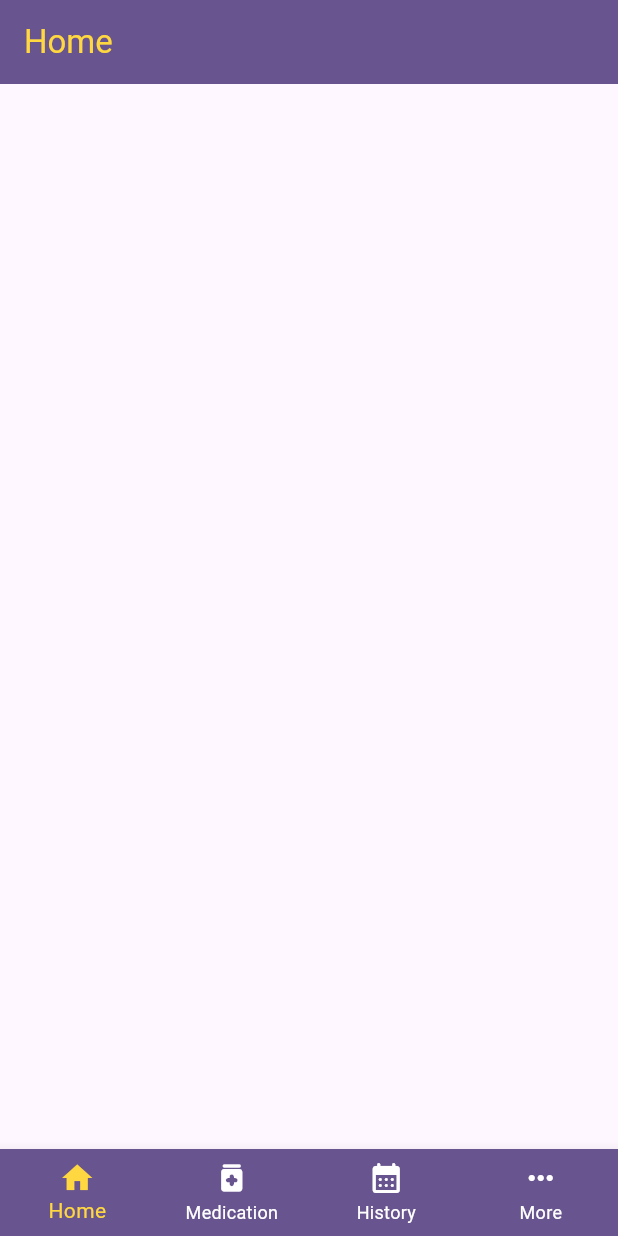
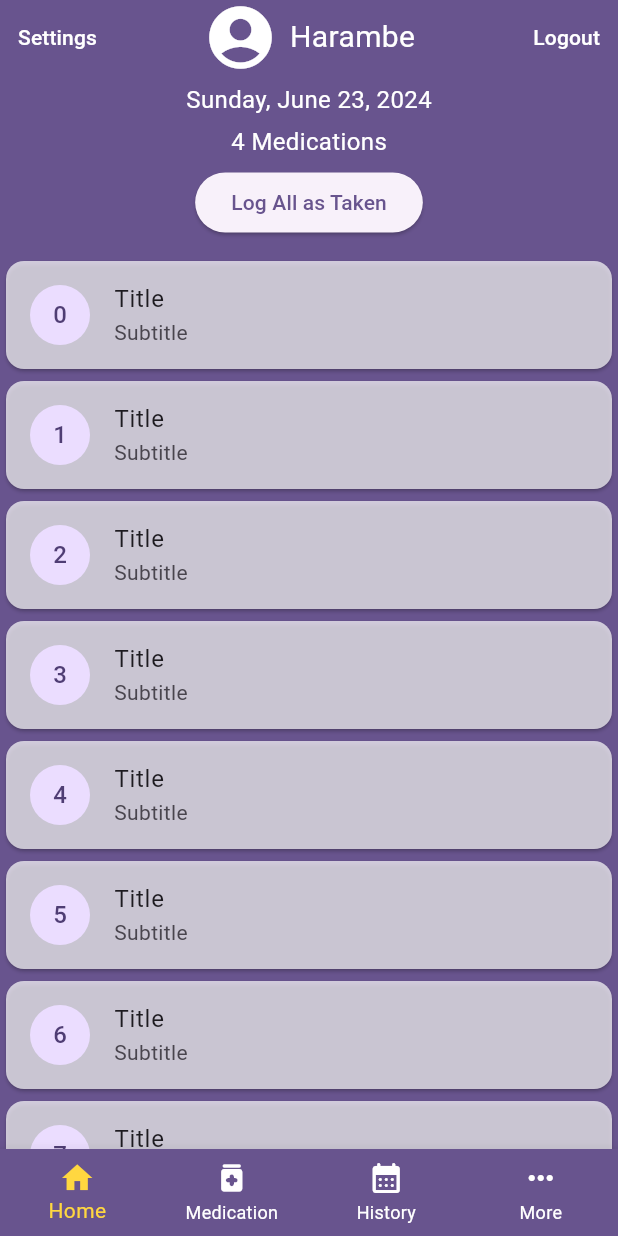
Before and after one commit to Devanand-Sharma/medication-dispenser, a Flutter app: the screen it shows after launch, on a phone screen of 412 x 824 dp. Run offline on Flutter 3.47's test engine with Material 3 defaults, Android fonts, the light colour scheme and no system bars; our stand-ins replace rxdart.

Commit message:
Created Home App Bar Sliver
Signed-off-by: Keeshigan Pirabaharan <kpirabaharan3@gmail.com>

```diff
--- /dev/null
+++ b/custom_packages/draggable_home-1.0.5/analysis_options.yaml
@@ -0,0 +1,3 @@
+include: package:flutter_lints/flutter.yaml
+# Additional information about this file can be found at
+# https://dart.dev/guides/language/analysis-options
--- /dev/null
+++ b/custom_packages/draggable_home-1.0.5/example/analysis_options.yaml
@@ -0,0 +1,3 @@
+include: package:flutter_lints/flutter.yaml
+# Additional information about this file can be found at
+# https://dart.dev/guides/language/analysis-options
--- /dev/null
+++ b/custom_packages/draggable_home-1.0.5/lib/draggable_home.dart
@@ -0,0 +1,340 @@
+library draggable_home;
+
+import 'package:flutter/material.dart';
+import 'package:rxdart/rxdart.dart';
+
+class DraggableHome extends StatefulWidget {
+  @override
+  _DraggableHomeState createState() => _DraggableHomeState();
+
+  /// Leading: A widget to display before the toolbar's title.
+  final Widget? leading;
+
+  /// Leading Width: The width of the leading widget. The default value is 56.0.
+  final double leadingWidth;
+
+  /// Title: A Widget to display title in AppBar
+  final Widget title;
+
+  /// Center Title: Allows toggling of title from the center. By default title is in the center.
+  final bool centerTitle;
+
+  /// Action: A list of Widgets to display in a row after the title widget.
+  final List<Widget>? actions;
+
+  /// Always Show Leading And Action : This make Leading and Action always visible. Default value is false.
+  final bool alwaysShowLeadingAndAction;
+
+  /// Always Show Title : This make Title always visible. Default value is false.
+  final bool alwaysShowTitle;
+
+  /// Drawer: Drawers are typically used with the Scaffold.drawer property.
+  final Widget? drawer;
+
+  /// Header Expanded Height : Height of the header widget.
+  final double expandedHeight;
+
+  /// Header Widget: A widget to display Header above body.
+  final Widget headerWidget;
+
+  /// headerBottomBar: AppBar or toolBar like widget just above the body.
+
+  final Widget? headerBottomBar;
+
+  /// backgroundColor: The color of the Material widget that underlies the entire DraggableHome body.
+  final Color? backgroundColor;
+
+  /// appBarColor: The color of the scaffold app bar.
+  final Color? appBarColor;
+
+  /// curvedBodyRadius: Creates a border top left and top right radius of body, Default radius of the body is 20.0. For no radius simply set value to 0.
+  final double curvedBodyRadius;
+
+  /// body: A widget to Body
+  final List<Widget> body;
+
+  /// fullyStretchable: Allows toggling of fully expand draggability of the DraggableHome. Set this to true to allow the user to fully expand the header.
+  final bool fullyStretchable;
+
+  /// stretchTriggerOffset: The offset of overscroll required to fully expand the header.
+  final double stretchTriggerOffset;
+
+  /// expandedBody: A widget to display when fully expanded as header or expandedBody above body.
+  final Widget? expandedBody;
+
+  /// stretchMaxHeight: Height of the expandedBody widget. The height is a double between 0.0 and 0.95. The default value of height is 0.9 and should be greater than headerExpandedHeight
+  final double stretchMaxHeight;
+
+  /// floatingActionButton: An object that defines a position for the FloatingActionButton based on the Scaffold's ScaffoldPrelayoutGeometry.
+  final Widget? floatingActionButton;
+
+  /// bottomSheet: A persistent bottom sheet shows information that supplements the primary content of the app. A persistent bottom sheet remains visible even when the user interacts with other parts of the app.
+  final Widget? bottomSheet;
+
+  /// bottomNavigationBarHeight: This is requires when using custom height to adjust body height. This make no effect on bottomNavigationBar.
+  final double? bottomNavigationBarHeight;
+
+  /// bottomNavigationBar: Snack bars slide from underneath the bottom navigation bar while bottom sheets are stacked on top.
+  final Widget? bottomNavigationBar;
+
+  /// floatingActionButtonLocation: An object that defines a position for the FloatingActionButton based on the Scaffold's ScaffoldPrelayoutGeometry.
+  final FloatingActionButtonLocation? floatingActionButtonLocation;
+
+  /// floatingActionButtonAnimator: Provider of animations to move the FloatingActionButton between FloatingActionButtonLocations.
+  final FloatingActionButtonAnimator? floatingActionButtonAnimator;
+
+  /// physics: How the scroll view should respond to user input. For example, determines how the scroll view continues to animate after the user stops dragging the scroll view.
+  final ScrollPhysics? physics;
+
+  /// scrollController: An object that can be used to control the position to which this scroll view is scrolled.
+  final ScrollController? scrollController;
+
+  /// This will create DraggableHome.
+  const DraggableHome({
+    Key? key,
+    this.leading,
+    this.leadingWidth = 56.0,
+    required this.title,
+    this.centerTitle = true,
+    this.actions,
+    this.alwaysShowLeadingAndAction = false,
+    this.alwaysShowTitle = false,
+    this.expandedHeight = 100,
+    required this.headerWidget,
+    this.headerBottomBar,
+    this.backgroundColor,
+    this.appBarColor,
+    this.curvedBodyRadius = 20,
+    required this.body,
+    this.drawer,
+    this.fullyStretchable = false,
+    this.stretchTriggerOffset = 200,
+    this.expandedBody,
+    this.stretchMaxHeight = 0.9,
+    this.bottomSheet,
+    this.bottomNavigationBarHeight = kBottomNavigationBarHeight,
+    this.bottomNavigationBar,
+    this.floatingActionButton,
+    this.floatingActionButtonLocation,
+    this.floatingActionButtonAnimator,
+    this.physics,
+    this.scrollController,
+  }) : super(key: key);
+}
+
+class _DraggableHomeState extends State<DraggableHome> {
+  final BehaviorSubject<bool> isFullyExpanded =
+      BehaviorSubject<bool>.seeded(false);
+  final BehaviorSubject<bool> isFullyCollapsed =
+      BehaviorSubject<bool>.seeded(false);
+
+  @override
+  void dispose() {
+    isFullyExpanded.close();
+    isFullyCollapsed.close();
+    super.dispose();
+  }
+
+  @override
+  Widget build(BuildContext context) {
+    final double appBarHeight =
+        AppBar().preferredSize.height + widget.curvedBodyRadius;
+
+    final double topPadding = MediaQuery.of(context).padding.top;
+
+    final double expandedHeight = widget.expandedHeight;
+
+    return Scaffold(
+      backgroundColor:
+          widget.backgroundColor ?? Theme.of(context).scaffoldBackgroundColor,
+      drawer: widget.drawer,
+      body: NotificationListener<ScrollNotification>(
+        onNotification: (notification) {
+          if (notification.metrics.axis == Axis.vertical) {
+            // isFullyCollapsed
+            if ((isFullyExpanded.value) &&
+                notification.metrics.extentBefore > 100) {
+              isFullyExpanded.add(false);
+            }
+            //isFullyCollapsed
+            if (notification.metrics.extentBefore >
+                expandedHeight - AppBar().preferredSize.height - 40) {
+              if (!(isFullyCollapsed.value)) isFullyCollapsed.add(true);
+            } else {
+              if ((isFullyCollapsed.value)) isFullyCollapsed.add(false);
+            }
+          }
+          return false;
+        },
+        child: sliver(context, appBarHeight, MediaQuery.of(context).size.height,
+            expandedHeight, topPadding),
+      ),
+      bottomSheet: widget.bottomSheet,
+      bottomNavigationBar: widget.bottomNavigationBar,
+      floatingActionButton: widget.floatingActionButton,
+      floatingActionButtonLocation: widget.floatingActionButtonLocation,
+      floatingActionButtonAnimator: widget.floatingActionButtonAnimator,
+    );
+  }
+
+  CustomScrollView sliver(
+    BuildContext context,
+    double appBarHeight,
+    double fullyExpandedHeight,
+    double expandedHeight,
+    double topPadding,
+  ) {
+    return CustomScrollView(
+      physics: widget.physics ?? const BouncingScrollPhysics(),
+      controller: widget.scrollController,
+      slivers: [
+        StreamBuilder<List<bool>>(
+          stream: CombineLatestStream.list<bool>([
+            isFullyCollapsed.stream,
+            isFullyExpanded.stream,
+          ]),
+          builder: (BuildContext context, AsyncSnapshot<List<bool>> snapshot) {
+            final List<bool> streams = (snapshot.data ?? [false, false]);
+            final bool fullyCollapsed = streams[0];
+            final bool fullyExpanded = streams[1];
+
+            return SliverAppBar(
+              backgroundColor:
+                  !fullyCollapsed ? widget.backgroundColor : widget.appBarColor,
+              leading: widget.alwaysShowLeadingAndAction
+                  ? widget.leading
+                  : !fullyCollapsed
+                      ? const SizedBox()
+                      : widget.leading,
+              actions: widget.alwaysShowLeadingAndAction
+                  ? widget.actions
+                  : !fullyCollapsed
+                      ? []
+                      : widget.actions,
+              elevation: 0,
+              leadingWidth: widget.leadingWidth,
+              pinned: true,
+              stretch: true,
+              centerTitle: widget.centerTitle,
+              title: widget.alwaysShowTitle
+                  ? widget.title
+                  : AnimatedOpacity(
+                      opacity: fullyCollapsed ? 1 : 0,
+                      duration: const Duration(milliseconds: 100),
+                      child: widget.title,
+                    ),
+              collapsedHeight: appBarHeight,
+              expandedHeight:
+                  fullyExpanded ? fullyExpandedHeight : expandedHeight,
+              flexibleSpace: Stack(
+                children: [
+                  FlexibleSpaceBar(
+                    background: Container(
+                      margin: const EdgeInsets.only(bottom: 0.2),
+                      child: fullyExpanded
+                          ? (widget.expandedBody ?? const SizedBox())
+                          : widget.headerWidget,
+                    ),
+                  ),
+                  Positioned(
+                    bottom: -1,
+                    left: 0,
+                    right: 0,
+                    child: roundedCorner(context),
+                  ),
+                  Positioned(
+                    bottom: 0 + widget.curvedBodyRadius,
+                    child: AnimatedContainer(
+                      padding: const EdgeInsets.only(left: 10, right: 10),
+                      curve: Curves.easeInOutCirc,
+                      duration: const Duration(milliseconds: 100),
+                      height: fullyCollapsed
+                          ? 0
+                          : fullyExpanded
+                              ? 0
+                              : kToolbarHeight,
+                      width: MediaQuery.of(context).size.width,
+                      child: fullyCollapsed
+                          ? const SizedBox()
+                          : fullyExpanded
+                              ? const SizedBox()
+                              : widget.headerBottomBar ?? Container(),
+                    ),
+                  )
+                ],
+              ),
+              stretchTriggerOffset: widget.stretchTriggerOffset,
+              onStretchTrigger: widget.fullyStretchable
+                  ? () async {
+                      if (!fullyExpanded) isFullyExpanded.add(true);
+                    }
+                  : null,
+            );
+          },
+        ),
+        sliverList(context, appBarHeight + topPadding),
+      ],
+    );
+  }
+
+  Container roundedCorner(BuildContext context) {
+    return Container(
+      height: widget.curvedBodyRadius,
+      decoration: BoxDecoration(
+        color:
+            widget.backgroundColor ?? Theme.of(context).scaffoldBackgroundColor,
+        borderRadius: BorderRadius.vertical(
+          top: Radius.circular(widget.curvedBodyRadius),
+        ),
+      ),
+    );
+  }
+
+  SliverList sliverList(BuildContext context, double topHeight) {
+    final double bottomPadding =
+        widget.bottomNavigationBar == null ? 0 : kBottomNavigationBarHeight;
+    return SliverList(
+      delegate: SliverChildListDelegate(
+        [
+          Stack(
+            children: [
+              Container(
+                height: MediaQuery.of(context).size.height -
+                    topHeight -
+                    bottomPadding,
+                color: widget.backgroundColor ??
+                    Theme.of(context).scaffoldBackgroundColor,
+              ),
+              Column(
+                children: [
+                  expandedUpArrow(),
+                  //Body
+                  ...widget.body
+                ],
+              ),
+            ],
+          ),
+        ],
+      ),
+    );
+  }
+
+  StreamBuilder<bool> expandedUpArrow() {
+    return StreamBuilder<bool>(
+      stream: isFullyExpanded.stream,
+      builder: (context, snapshot) {
+        return AnimatedContainer(
+          duration: const Duration(milliseconds: 500),
+          height: (snapshot.data ?? false) ? 25 : 0,
+          width: MediaQuery.of(context).size.width,
+          child: Center(
+            child: Icon(
+              Icons.keyboard_arrow_up_rounded,
+              color: (snapshot.data ?? false) ? null : Colors.transparent,
+            ),
+          ),
+        );
+      },
+    );
+  }
+}
--- a/lib/main.dart
+++ b/lib/main.dart
@@ -13,10 +13,8 @@
       title: 'Medication Tracker',
       debugShowCheckedModeBanner: false,
       theme: ThemeData(
-        colorScheme:
-            ColorScheme.fromSeed(seedColor: Colors.deepPurple).copyWith(
-          secondary: Colors.amberAccent,
-        ),
+        colorScheme: ColorScheme.fromSeed(seedColor: Colors.deepPurple)
+            .copyWith(secondary: Colors.amberAccent, onPrimary: Colors.white),
         useMaterial3: true,
       ),
       initialRoute: TabsScreen.routeName,
--- a/lib/screens/home.dart
+++ b/lib/screens/home.dart
@@ -1,10 +1,170 @@
+import 'dart:developer';
+
 import 'package:flutter/material.dart';
+
+import 'package:draggable_home/draggable_home.dart';
 
 class HomeScreen extends StatelessWidget {
   const HomeScreen({super.key});
 
   @override
   Widget build(BuildContext context) {
-    return Container();
+    ListView listView() {
+      // TODO: Replace with actual data, home page medications
+      return ListView.builder(
+        padding: const EdgeInsets.only(top: 0),
+        physics: const NeverScrollableScrollPhysics(),
+        itemCount: 20,
+        shrinkWrap: true,
+        itemBuilder: (context, index) => Card(
+          color: Colors.white70,
+          child: ListTile(
+            leading: CircleAvatar(
+              child: Text("$index"),
+            ),
+            title: const Text("Title"),
+            subtitle: const Text("Subtitle"),
+          ),
+        ),
+      );
+    }
+
+    // Row headerBottomBarWidget() {
+    //   return Row(
+    //     mainAxisSize: MainAxisSize.max,
+    //     mainAxisAlignment: MainAxisAlignment.end,
+    //     crossAxisAlignment: CrossAxisAlignment.center,
+    //     children: [
+    //       IconButton(
+    //         onPressed: () {},
+    //         icon: const Icon(
+    //           Icons.settings,
+    //           color: Colors.white,
+    //         ),
+    //       )
+    //     ],
+    //   );
+    // }
+
+    Widget headerWidget(BuildContext context) {
+      return Column(
+        children: [
+          SizedBox(height: MediaQuery.of(context).padding.top),
+          Row(
+            mainAxisAlignment: MainAxisAlignment.spaceBetween,
+            children: [
+              Container(
+                width: 85,
+                alignment: Alignment.centerLeft,
+                child: TextButton(
+                  onPressed: () {
+                    log('Settings Pressed');
+                  },
+                  child: Text('Settings',
+                      style: TextStyle(
+                        color: Theme.of(context).colorScheme.onPrimary,
+                      )),
+                ),
+              ),
+              GestureDetector(
+                onTap: () {
+                  log('Profile Pressed');
+                },
+                child: Row(
+                  children: [
+                    const Icon(
+                      Icons.account_circle,
+                      color: Colors.white,
+                      size: 50,
+                    ),
+                    const SizedBox(width: 8),
+                    Text(
+                      'Harambe',
+                      style: TextStyle(
+                        color: Theme.of(context).colorScheme.onPrimary,
+                        fontSize: 20,
+                      ),
+                    ),
+                  ],
+                ),
+              ),
+              Container(
+                width: 85,
+                alignment: Alignment.centerRight,
+                child: TextButton(
+                  onPressed: () {
+                    log('Logout Pressed');
+                  },
+                  child: Text('Logout',
+                      style: TextStyle(
+                        color: Theme.of(context).colorScheme.onPrimary,
+                      )),
+                ),
+              ),
+            ],
+          ),
+          const SizedBox(height: 5),
+          Text('Sunday, June 23, 2024',
+              style: TextStyle(
+                fontSize: 16,
+                color: Theme.of(context).colorScheme.onPrimary,
+              )),
+          const SizedBox(height: 5),
+          Text('4 Medications',
+              style: TextStyle(
+                fontSize: 16,
+                color: Theme.of(context).colorScheme.onPrimary,
+              )),
+          const SizedBox(height: 5),
+          ElevatedButton(
+            onPressed: () {
+              log('Log All as Taken Pressed');
+            },
+            child: const Text('Log All as Taken'),
+          ),
+        ],
+      );
+    }
+
+    return DraggableHome(
+      expandedHeight: 170,
+      curvedBodyRadius: 5,
+      centerTitle: false,
+      title: GestureDetector(
+        onTap: () {
+          log('Profile Pressed');
+        },
+        child: Row(mainAxisSize: MainAxisSize.min, children: [
+          Icon(
+            Icons.account_circle,
+            color: Theme.of(context).colorScheme.onPrimary,
+            size: 50,
+          ),
+          const SizedBox(width: 8),
+          Text('Harambe',
+              style: TextStyle(
+                color: Theme.of(context).colorScheme.onPrimary,
+              ))
+        ]),
+      ),
+      actions: [
+        Padding(
+          padding: const EdgeInsets.only(right: 10.0),
+          child: ElevatedButton(
+            onPressed: () {
+              log('Take All Pressed');
+            },
+            child: const Text('Take All'),
+          ),
+        ),
+      ],
+      headerWidget: headerWidget(context),
+      body: [
+        listView(),
+      ],
+      fullyStretchable: false,
+      backgroundColor: Theme.of(context).colorScheme.primary,
+      appBarColor: Theme.of(context).colorScheme.primary,
+    );
   }
 }
--- a/lib/screens/tabs.dart
+++ b/lib/screens/tabs.dart
@@ -58,13 +58,6 @@ class __TabsScreenState extends State<TabsScreen> {
   @override
   Widget build(BuildContext context) {
     return Scaffold(
-      appBar: AppBar(
-        backgroundColor: Theme.of(context).colorScheme.primary,
-        title: Text(
-          _pages[_selectedPageIndex]['title'] as String,
-          style: TextStyle(color: Theme.of(context).colorScheme.secondary),
-        ),
-      ),
       body: _pages[_selectedPageIndex]['page'] as Widget,
       bottomNavigationBar: BottomNavigationBar(
         onTap: _selectPage,
--- a/pubspec.yaml
+++ b/pubspec.yaml
@@ -1,5 +1,5 @@
 name: medication_app
-description: "A new Flutter project."
+description: 'Medication Tracker'
 # The following line prevents the package from being accidentally published to
 # pub.dev using `flutter pub publish`. This is preferred for private packages.
 publish_to: 'none' # Remove this line if you wish to publish to pub.dev
@@ -31,10 +31,11 @@ dependencies:
   flutter:
     sdk: flutter
 
-
   # The following adds the Cupertino Icons font to your application.
   # Use with the CupertinoIcons class for iOS style icons.
   cupertino_icons: ^1.0.6
+  draggable_home:
+    path: ./custom_packages/draggable_home-1.0.5
 
 dev_dependencies:
   flutter_test:
@@ -52,7 +53,6 @@ dev_dependencies:
 
 # The following section is specific to Flutter packages.
 flutter:
-
   # The following line ensures that the Material Icons font is
   # included with your application, so that you can use the icons in
   # the material Icons class.
```
Also changed, not shown: custom_packages/draggable_home-1.0.5/example/lib/camera_preview.dart (added, +69 -0 lines), custom_packages/draggable_home-1.0.5/example/lib/main.dart (added, +88 -0 lines), custom_packages/draggable_home-1.0.5/example/pubspec.yaml (added, +21 -0 lines), custom_packages/draggable_home-1.0.5/pubspec.yaml (added, +21 -0 lines), custom_packages/draggable_home-1.0.5/example/pubspec.lock (added), custom_packages/draggable_home-1.0.5/pubspec.lock (added), pubspec.lock, 126 other files.
